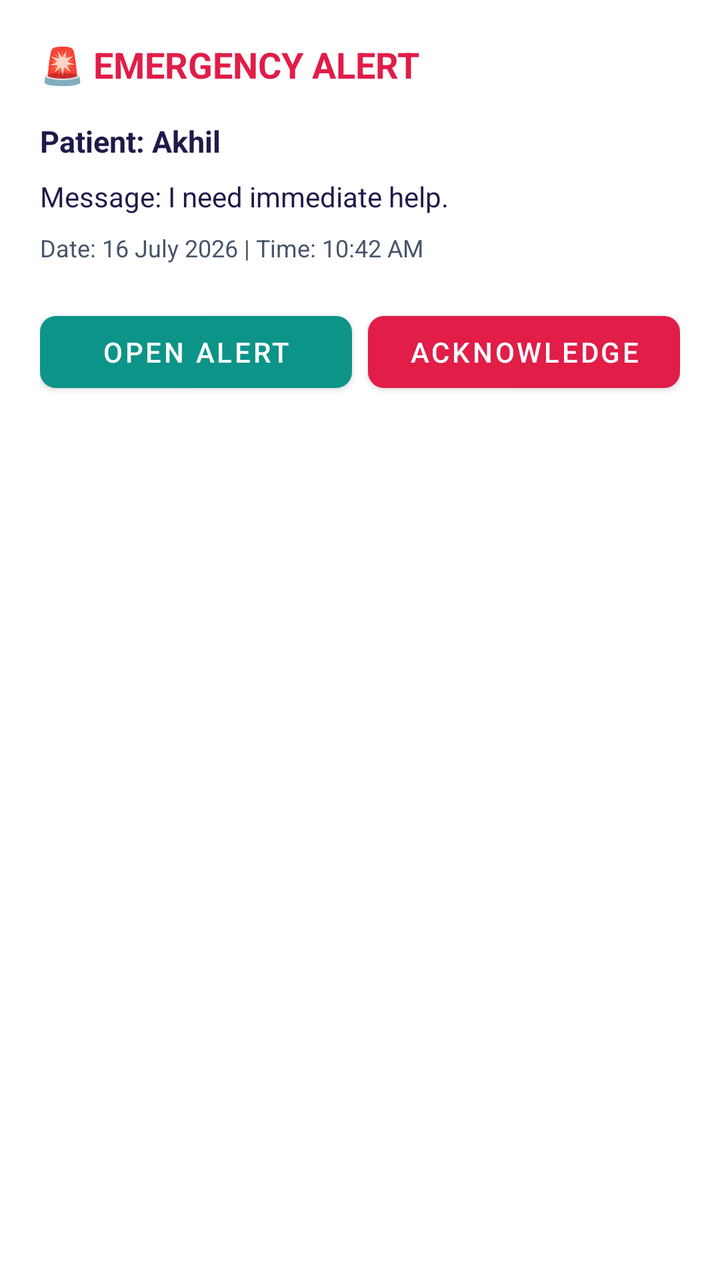
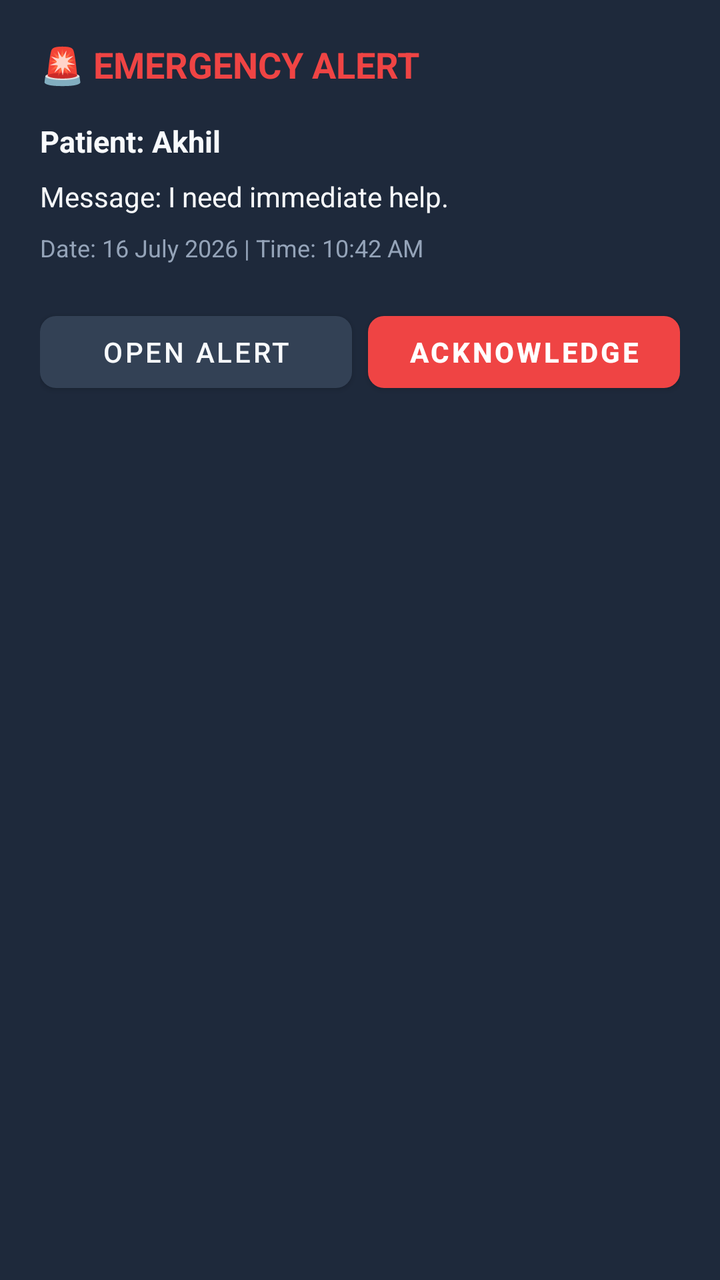

Before-and-after screenshots of an Android layout around one commit, followed by the original layout XML and the change that was made.
<!-- AndroidManifest.xml: application theme Theme.SpeechAssistant -->
<!-- res/layout/dialog_emergency_popup.xml -->
<?xml version="1.0" encoding="utf-8"?>
<LinearLayout xmlns:android="http://schemas.android.com/apk/res/android"
    xmlns:app="http://schemas.android.com/apk/res-auto"
    android:layout_width="match_parent"
    android:layout_height="wrap_content"
    android:orientation="vertical"
    android:padding="20dp"
    android:background="@color/surface">

    <TextView
        android:id="@+id/dialogTitle"
        android:layout_width="wrap_content"
        android:layout_height="wrap_content"
        android:text="🚨 EMERGENCY ALERT"
        android:textColor="#E11D48"
        android:textSize="18sp"
        android:textStyle="bold"
        android:layout_marginBottom="16dp" />

    <TextView
        android:id="@+id/dialogPatientName"
        android:layout_width="match_parent"
        android:layout_height="wrap_content"
        android:text="Patient: Akhil"
        android:textColor="@color/text_primary"
        android:textSize="15sp"
        android:textStyle="bold"
        android:layout_marginBottom="8dp" />

    <TextView
        android:id="@+id/dialogMessage"
        android:layout_width="match_parent"
        android:layout_height="wrap_content"
        android:text="Message: I need immediate help."
        android:textColor="@color/text_primary"
        android:textSize="14sp"
        android:layout_marginBottom="8dp" />

    <TextView
        android:id="@+id/dialogDateTime"
        android:layout_width="match_parent"
        android:layout_height="wrap_content"
        android:text="Date: 16 July 2026 | Time: 10:42 AM"
        android:textColor="@color/text_secondary"
        android:textSize="12sp"
        android:layout_marginBottom="20dp" />

    <LinearLayout
        android:layout_width="match_parent"
        android:layout_height="wrap_content"
        android:orientation="horizontal"
        android:gravity="center">

        <com.google.android.material.button.MaterialButton
            android:id="@+id/btnOpenAlert"
            android:layout_width="0dp"
            android:layout_height="wrap_content"
            android:layout_weight="1"
            android:layout_marginEnd="8dp"
            android:text="Open Alert"
            app:backgroundTint="@color/accent"
            app:cornerRadius="8dp" />

        <com.google.android.material.button.MaterialButton
            android:id="@+id/btnAcknowledge"
            android:layout_width="0dp"
            android:layout_height="wrap_content"
            android:layout_weight="1"
            android:text="Acknowledge"
            app:backgroundTint="#E11D48"
            app:cornerRadius="8dp" />
    </LinearLayout>
</LinearLayout>
<!-- resources referenced by this layout -->
<resources>
  <color name="accent">#0D9488</color>
  <color name="surface">#FFFFFF</color>
  <color name="text_primary">#1E1B4B</color>
  <color name="text_secondary">#475569</color>
  <style name="Theme.SpeechAssistant" parent="Theme.MaterialComponents.DayNight.NoActionBar">
          
          <item name="colorPrimary">@color/primary</item>
          <item name="colorPrimaryVariant">@color/primary_dark</item>
          <item name="colorOnPrimary">@android:color/white</item>
          
          <item name="colorSecondary">@color/accent</item>
          <item name="colorSecondaryVariant">@color/accent</item>
          <item name="colorOnSecondary">@android:color/black</item>
          
          <item name="android:statusBarColor">?attr/colorPrimaryVariant</item>
          
          <item name="android:windowBackground">@color/background</item>
      </style>
  <color name="primary">#4F46E5</color>
  <color name="primary_dark">#3730A3</color>
  <color name="background">#F8FAFC</color>
</resources>

<!-- the commit's change to res/layout/dialog_emergency_popup.xml (unified diff, before → after) -->
@@ -5,14 +5,14 @@
     android:layout_height="wrap_content"
     android:orientation="vertical"
     android:padding="20dp"
-    android:background="@color/surface">
+    android:background="@color/caregiver_card">
 
     <TextView
         android:id="@+id/dialogTitle"
         android:layout_width="wrap_content"
         android:layout_height="wrap_content"
         android:text="🚨 EMERGENCY ALERT"
-        android:textColor="#E11D48"
+        android:textColor="@color/caregiver_danger"
         android:textSize="18sp"
         android:textStyle="bold"
         android:layout_marginBottom="16dp" />
@@ -22,7 +22,7 @@
         android:layout_width="match_parent"
         android:layout_height="wrap_content"
         android:text="Patient: Akhil"
-        android:textColor="@color/text_primary"
+        android:textColor="@color/caregiver_text_primary"
         android:textSize="15sp"
         android:textStyle="bold"
         android:layout_marginBottom="8dp" />
@@ -32,7 +32,7 @@
         android:layout_width="match_parent"
         android:layout_height="wrap_content"
         android:text="Message: I need immediate help."
-        android:textColor="@color/text_primary"
+        android:textColor="@color/caregiver_text_primary"
         android:textSize="14sp"
         android:layout_marginBottom="8dp" />
 
@@ -41,7 +41,7 @@
         android:layout_width="match_parent"
         android:layout_height="wrap_content"
         android:text="Date: 16 July 2026 | Time: 10:42 AM"
-        android:textColor="@color/text_secondary"
+        android:textColor="@color/caregiver_text_secondary"
         android:textSize="12sp"
         android:layout_marginBottom="20dp" />
 
@@ -58,7 +58,8 @@
             android:layout_weight="1"
             android:layout_marginEnd="8dp"
             android:text="Open Alert"
-            app:backgroundTint="@color/accent"
+            app:backgroundTint="#334155"
+            android:textColor="@color/caregiver_text_primary"
             app:cornerRadius="8dp" />
 
         <com.google.android.material.button.MaterialButton
@@ -67,7 +68,9 @@
             android:layout_height="wrap_content"
             android:layout_weight="1"
             android:text="Acknowledge"
-            app:backgroundTint="#E11D48"
+            app:backgroundTint="@color/caregiver_danger"
+            android:textColor="@android:color/white"
+            android:textStyle="bold"
             app:cornerRadius="8dp" />
     </LinearLayout>
 </LinearLayout>
<!-- resource entries referenced after the edit -->
@@ -1,9 +1,10 @@
 <!-- resources referenced by this layout -->
 <resources>
+  <color name="caregiver_card">#1E293B</color>
+  <color name="caregiver_danger">#EF4444</color>
+  <color name="caregiver_text_primary">#F8FAFC</color>
+  <color name="caregiver_text_secondary">#94A3B8</color>
   <color name="accent">#0D9488</color>
-  <color name="surface">#FFFFFF</color>
-  <color name="text_primary">#1E1B4B</color>
-  <color name="text_secondary">#475569</color>
   <style name="Theme.SpeechAssistant" parent="Theme.MaterialComponents.DayNight.NoActionBar">
           
           <item name="colorPrimary">@color/primary</item>
